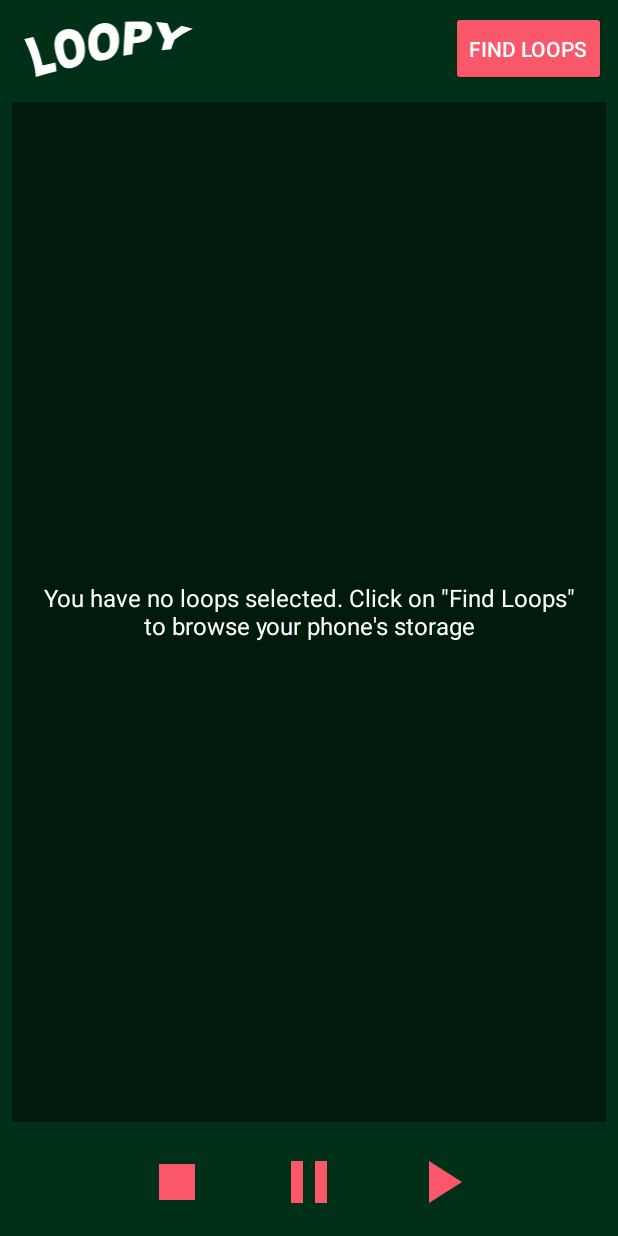
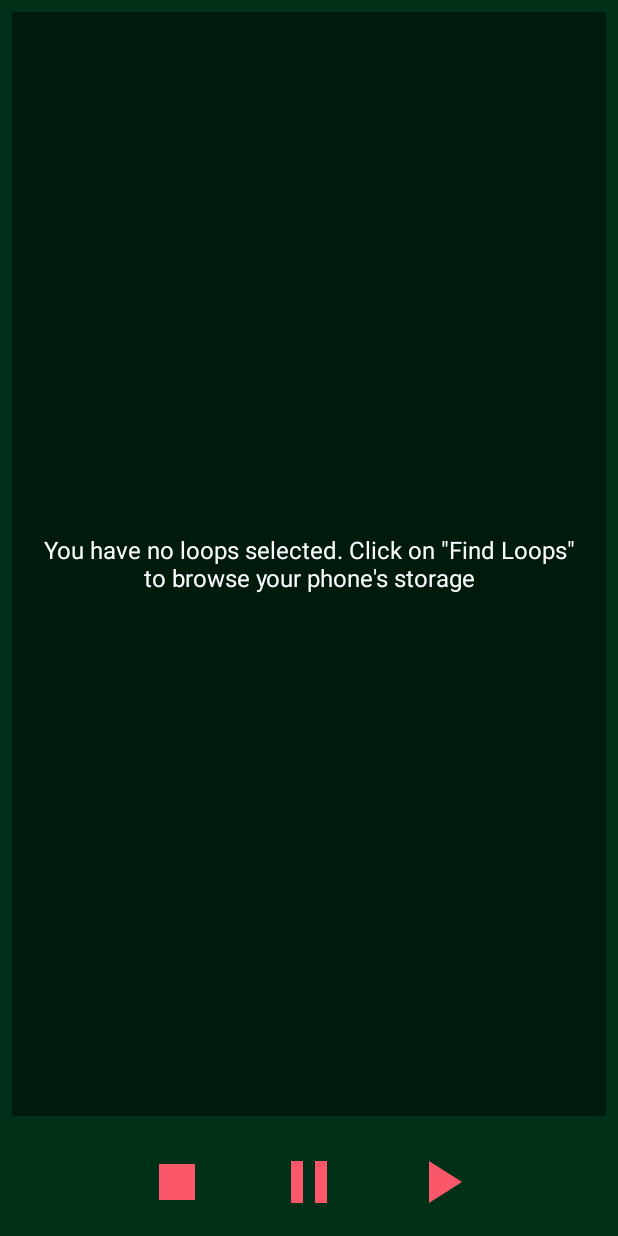
Before and after one commit to michpohl/Loopy, an Android app: the layout fragment_player.xml on its own in the app's theme, with its tools: preview values and no code run, on a phone screen of 412 x 824 dp. Run offline under Robolectric (Android 15) with nearby library versions, the phone set to English and light mode, and no system bars.

Commit message:
Remove a bunch of elements that have gotten obsolete

```diff
--- a/app/src/main/res/layout/fragment_player.xml
+++ b/app/src/main/res/layout/fragment_player.xml
@@ -17,41 +17,14 @@
             android:background="@color/content_background"
             tools:context=".ui.main.PlayerFragment">
 
-        <TextView
-                android:id="@+id/tv_loops_header"
-                style="@style/Row"
-                android:textAppearance="@style/Text.HeaderLarge"
 
-                app:layout_constraintEnd_toEndOf="parent"
-                app:layout_constraintStart_toStartOf="parent"
-                app:layout_constraintTop_toTopOf="parent"
-                android:layout_height="64dp"
-                app:layout_constraintHorizontal_bias="1.0"
-                />
-
-        <android.support.v7.widget.AppCompatImageView
-                android:id="@+id/iv_loopy_logo"
-                android:layout_width="128dp"
-                android:layout_height="0dp"
-                android:src="@drawable/loopy_logo"
-                android:scaleType="fitCenter"
-                android:tint="@color/white"
-                app:layout_constraintBottom_toBottomOf="@+id/tv_loops_header"
-                android:layout_marginTop="8dp"
-                app:layout_constraintTop_toTopOf="@+id/tv_loops_header"
-                app:layout_constraintStart_toStartOf="parent"
-                android:layout_marginStart="8dp"
-                android:layout_marginBottom="8dp"/>
 
         <android.support.v7.widget.RecyclerView
                 android:id="@+id/rv_loops"
                 style="@style/MatchWidth"
                 android:layout_height="0dp"
-                android:layout_marginTop="4dp"
-                android:layout_marginStart="8dp"
-                android:layout_marginEnd="8dp"
-                android:layout_marginBottom="4dp"
-                app:layout_constraintTop_toBottomOf="@id/tv_loops_header"
+                android:layout_margin="8dp"
+                app:layout_constraintTop_toTopOf="parent"
                 app:layout_constraintBottom_toTopOf="@id/btn_stop"
                 android:background="@color/window_background"/>
 
@@ -69,19 +42,6 @@
                 app:layout_constraintTop_toTopOf="@+id/rv_loops"
                 app:layout_constraintEnd_toEndOf="@+id/rv_loops"
                 app:layout_constraintStart_toStartOf="@id/rv_loops"/>
-
-        <Button
-                android:id="@+id/btn_select_folder"
-                style="@style/Button"
-                android:text="Find Loops"
-                android:onClick="@{model::onSelectFolderClicked}"
-                app:layout_constraintEnd_toEndOf="parent"
-                android:layout_marginTop="8dp"
-                app:layout_constraintTop_toTopOf="parent"
-                app:layout_constraintBottom_toBottomOf="@+id/tv_loops_header"
-                android:layout_marginEnd="8dp"
-                android:layout_marginBottom="8dp"
-                android:layout_height="50dp"/>
 
         <ImageButton
                 android:id="@+id/btn_play"
--- a/app/src/main/res/values/strings.xml
+++ b/app/src/main/res/values/strings.xml
@@ -3,5 +3,6 @@
     <string name="title_activity_splash">SplashActivity</string>
     <string name="preference_file_key">de.michaelpohl.loopy</string>
     <string name="prefs_loops_key">loops_list</string>
+    <string name="message_empty_folder">This folder contains no playable audio files!</string>
 
 </resources>
```
Also changed, not shown: app/src/main/res/layout/fragment_files_list.xml (+5 -17 lines), app/src/main/res/values/styles.xml (line endings or trailing spaces).
